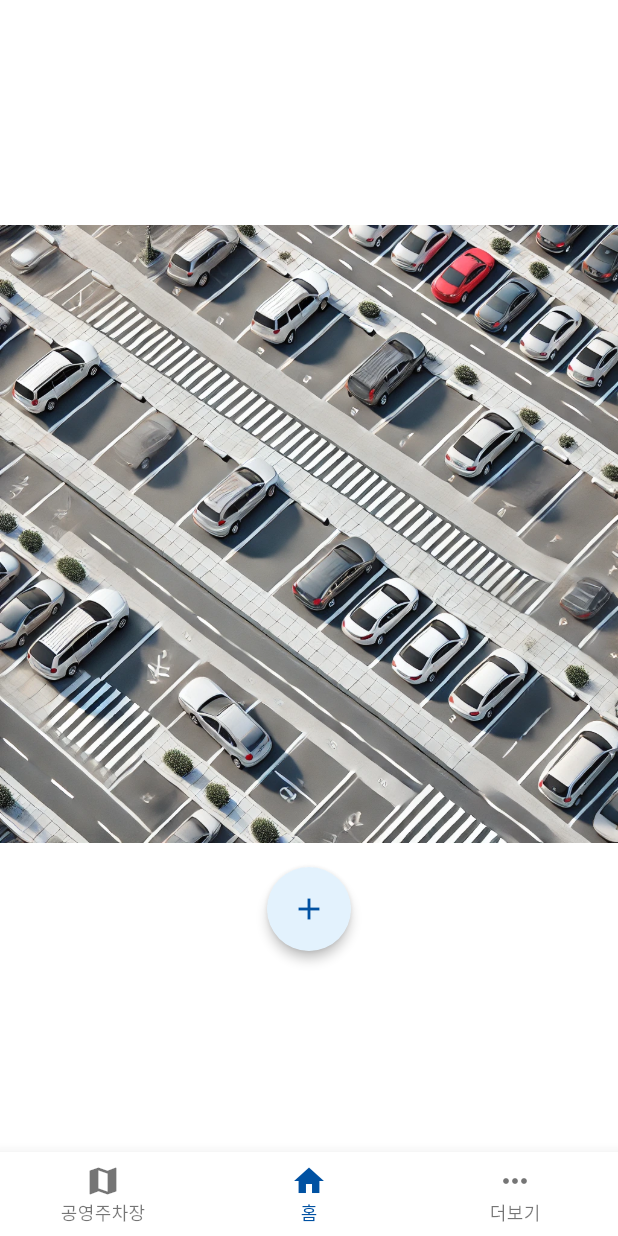
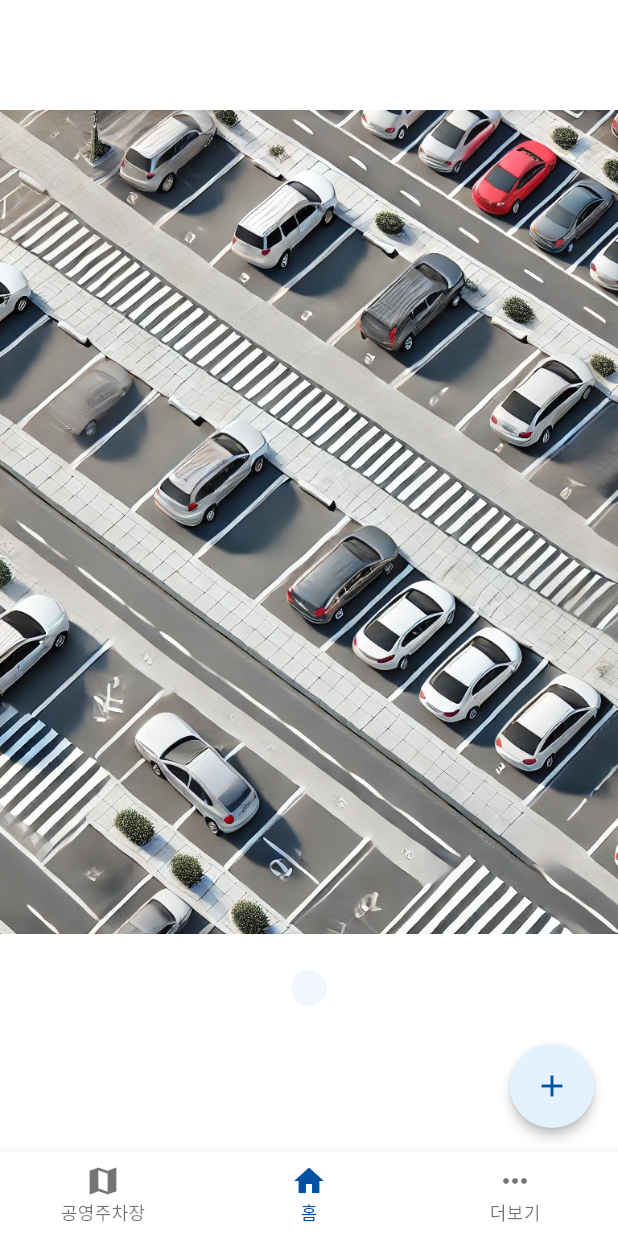
Before and after one commit to koreanhole/dropspot, a Flutter app: the screen it shows after launch, on a phone screen of 412 x 824 dp. Run offline on Flutter 3.47's test engine with Material 3 defaults, Android fonts, the phone set to English and light mode, and no system bars; our stand-ins replace camera, flutter_dotenv, geolocator, image_picker, logger, modal_bottom_sheet and 1 more; missing offline and left inert: exif, flutter_naver_map, google_mlkit_text_recognition.

Commit message:
Configure home screen

```diff
--- a/lib/base/theme/radius.dart
+++ b/lib/base/theme/radius.dart
@@ -1,3 +1,5 @@
 import 'package:flutter/material.dart';
 
 var defaultBoxBorderRadius = BorderRadius.circular(12);
+var defaultTopLeftBoxBorderRadius = Radius.circular(12);
+var defaultTopRightBoxBorderRadius = Radius.circular(12);
--- /dev/null
+++ b/lib/components/camera_aspect_ratio_preset.dart
@@ -0,0 +1,15 @@
+import 'package:flutter/material.dart';
+
+class CameraAspectRatioPreset extends StatelessWidget {
+  final Widget child;
+
+  const CameraAspectRatioPreset({super.key, required this.child});
+
+  @override
+  Widget build(BuildContext context) {
+    return AspectRatio(
+      aspectRatio: 3 / 4,
+      child: child,
+    );
+  }
+}
--- a/lib/components/image_viewer.dart
+++ b/lib/components/image_viewer.dart
@@ -1,3 +1,4 @@
+import 'package:dropspot/components/camera_aspect_ratio_preset.dart';
 import 'package:dropspot/providers/parking_image_provider.dart';
 import 'package:flutter/material.dart';
 import 'package:provider/provider.dart';
@@ -8,9 +9,7 @@ class ImageViewer extends StatelessWidget {
   @override
   Widget build(BuildContext context) {
     final parkingImagePath = context.watch<ParkingImageProvider>().imagePath;
-    return SizedBox(
-      width: MediaQuery.of(context).size.width,
-      height: MediaQuery.of(context).size.width,
+    return CameraAspectRatioPreset(
       child: Image.asset(
         parkingImagePath,
         fit: BoxFit.cover,
--- /dev/null
+++ b/lib/components/info_card.dart
@@ -0,0 +1,26 @@
+import 'package:dropspot/base/theme/colors.dart';
+import 'package:dropspot/base/theme/radius.dart';
+import 'package:flutter/material.dart';
+
+class InfoCard extends StatelessWidget {
+  final Widget child;
+
+  const InfoCard({super.key, required this.child});
+
+  @override
+  Widget build(BuildContext context) {
+    return Padding(
+      padding: const EdgeInsets.symmetric(horizontal: 16),
+      child: Container(
+        decoration: BoxDecoration(
+          color: tertiaryColor,
+          borderRadius: defaultBoxBorderRadius,
+        ),
+        child: Padding(
+          padding: const EdgeInsets.all(12),
+          child: child,
+        ),
+      ),
+    );
+  }
+}
--- a/lib/screens/camera_screen.dart
+++ b/lib/screens/camera_screen.dart
@@ -1,3 +1,4 @@
+import 'package:dropspot/base/theme/colors.dart';
 import 'package:dropspot/components/parking_camera_preview.dart';
 import 'package:flutter/material.dart';
 
@@ -9,7 +10,10 @@ class CameraScreen extends StatelessWidget {
     return Scaffold(
       appBar: AppBar(
         title: Text(''),
+        iconTheme: IconThemeData(color: primaryColor),
+        backgroundColor: backgroundColor,
       ),
+      backgroundColor: backgroundColor,
       body: ParkingCameraPreview(),
     );
   }
--- a/lib/screens/home_screen.dart
+++ b/lib/screens/home_screen.dart
@@ -1,8 +1,10 @@
 // ignore_for_file: constant_identifier_names
 
+import 'package:dropspot/base/theme/colors.dart';
 import 'package:dropspot/components/add_parking_image_button.dart';
 import 'package:dropspot/components/image_datetime_text.dart';
 import 'package:dropspot/components/image_viewer.dart';
+import 'package:dropspot/components/info_card.dart';
 import 'package:dropspot/components/recognized_parking_level_text.dart';
 import 'package:flutter/material.dart';
 
@@ -14,17 +16,25 @@ class HomeScreen extends StatelessWidget {
   @override
   Widget build(BuildContext context) {
     return Scaffold(
-      body: Center(
+      floatingActionButton: AddParkingImageButton(),
+      body: SafeArea(
+        child: Center(
           child: Column(
             mainAxisAlignment: MainAxisAlignment.center,
             children: <Widget>[
+              ImageViewer(),
+              SizedBox(height: 24),
+              InfoCard(
+                child: Column(
+                  children: [
                     RecognizedParkingLevelText(),
                     ImageDateTimeText(),
-            SizedBox(height: 16),
-            ImageViewer(),
-            SizedBox(height: 16),
-            AddParkingImageButton(),
                   ],
+                ),
+              ),
+              SizedBox(height: 24),
+            ],
+          ),
         ),
       ), // This trailing comma makes auto-formatting nicer for build methods.
     );
--- a/lib/screens/parking_map_screen.dart
+++ b/lib/screens/parking_map_screen.dart
@@ -1,5 +1,6 @@
 import 'package:dropspot/base/json_util.dart';
 import 'package:dropspot/base/location_util.dart';
+import 'package:dropspot/base/theme/colors.dart';
 import 'package:dropspot/components/public_parking_lot_info_modal_sheet.dart';
 import 'package:flutter/material.dart';
 import 'package:flutter_dotenv/flutter_dotenv.dart';
@@ -65,6 +66,7 @@ class _ParkingMapScreenState extends State<ParkingMapScreen> {
             );
             marker.setOnTapListener((marker) {
               showMaterialModalBottomSheet(
+                backgroundColor: backgroundColor,
                 context: context,
                 expand: false,
                 duration: Duration(milliseconds: 200),
@@ -97,6 +99,7 @@ class _ParkingMapScreenState extends State<ParkingMapScreen> {
               options: NaverMapViewOptions(
                 locationButtonEnable: true,
                 minZoom: 12,
+                logoClickEnable: false,
               ),
               onMapReady: (controller) {
                 Logger().i("Map Ready");
```
Also changed, not shown: lib/components/image_datetime_text.dart (+4 -7 lines), lib/components/parking_camera_preview.dart (+5 -6 lines), lib/components/public_parking_lot_info_modal_sheet.dart (+15 -38 lines), lib/components/recognized_parking_level_text.dart (+5 -6 lines). Lines whose indentation alone changed are shown as unchanged.
